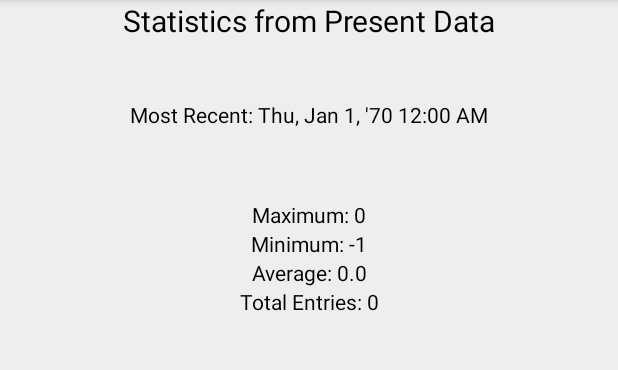
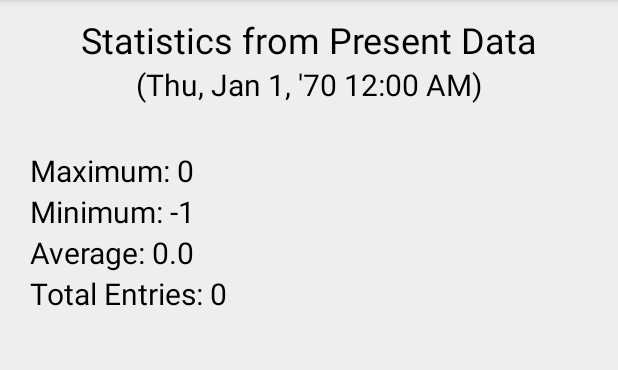
Before and after one commit to Daanikus/PainTracker, an Android app: the StatsActivity screen opened directly, with no data from a screen before it, on a phone screen of 412 x 824 dp, the part 84-454 px from its top. Run offline under Robolectric (Android 15) with nearby library versions, the phone set to English and light mode, and no system bars.

Commit message:
Reformatted the layout of StatsActivity.

```diff
--- a/mobile/src/main/java/com/github/daanikus/paintracker/StatsActivity.java
+++ b/mobile/src/main/java/com/github/daanikus/paintracker/StatsActivity.java
@@ -26,7 +26,7 @@ public class StatsActivity extends AppCompatActivity {
         SimpleDateFormat sdf = new SimpleDateFormat("EEE, MMM d, ''yy h:mm a");
 
         TextView mostRecent = (TextView) findViewById(R.id.mostRecent);
-        mostRecent.setText("Most Recent: "+ sdf.format(date));
+        mostRecent.setText("("+ sdf.format(date) +")");
 
         TextView maxPain = (TextView) findViewById(R.id.maxPain);
         maxPain.setText("Maximum: "+Stats.getMax());
--- a/mobile/src/main/res/layout/activity_stats.xml
+++ b/mobile/src/main/res/layout/activity_stats.xml
@@ -20,7 +20,7 @@
             android:theme="@style/ThemeOverlay.AppCompat.ActionBar" />
 
     </android.support.design.widget.AppBarLayout>
-    <Space android:layout_height="100px"/>
+
     <TextView
         android:id="@+id/header"
         android:layout_width="match_parent"
@@ -29,60 +29,65 @@
         android:textColor="@color/black"
         android:layout_column="0"
         android:layout_row="1"
-        android:textSize="20dp"
+        android:paddingTop="10dp"
+        android:textSize="24dp"
         android:text="Statistics from Present Data" />
 
-    <Space android:layout_height="100px"/>
 
     <TextView
         android:id="@+id/mostRecent"
         android:layout_width="match_parent"
         android:layout_height="wrap_content"
-        android:textAlignment="center"
         android:textColor="@color/black"
         android:layout_column="0"
         android:layout_row="2"
+        android:textAlignment="center"
+        android:textSize="20dp"
         android:text="Most Recent Entry Value" />
-
 
     <TextView
         android:id="@+id/maxPain"
         android:layout_width="match_parent"
         android:layout_height="wrap_content"
-        android:textAlignment="center"
         android:textColor="@color/black"
         android:layout_column="0"
         android:layout_row="3"
+        android:paddingTop="30dp"
+        android:paddingLeft="20dp"
+        android:textSize="20dp"
         android:text="Maximum Pain Value" />
 
     <TextView
         android:id="@+id/minPain"
         android:layout_width="match_parent"
         android:layout_height="wrap_content"
-        android:textAlignment="center"
         android:textColor="@color/black"
         android:layout_column="0"
         android:layout_row="4"
+        android:paddingLeft="20dp"
+        android:textSize="20dp"
         android:text="Minimum Pain Value" />
 
     <TextView
         android:id="@+id/avePain"
         android:layout_width="match_parent"
         android:layout_height="wrap_content"
-        android:textAlignment="center"
         android:textColor="@color/black"
         android:layout_column="0"
         android:layout_row="5"
+        android:paddingLeft="20dp"
+        android:textSize="20dp"
         android:text="Average Pain Level" />
 
     <TextView
         android:id="@+id/totalEntries"
         android:layout_width="match_parent"
         android:layout_height="wrap_content"
-        android:textAlignment="center"
         android:textColor="@color/black"
         android:layout_column="0"
         android:layout_row="6"
+        android:paddingLeft="20dp"
+        android:textSize="20dp"
         android:text="Total Entries"/>
 
 </GridLayout>
```
